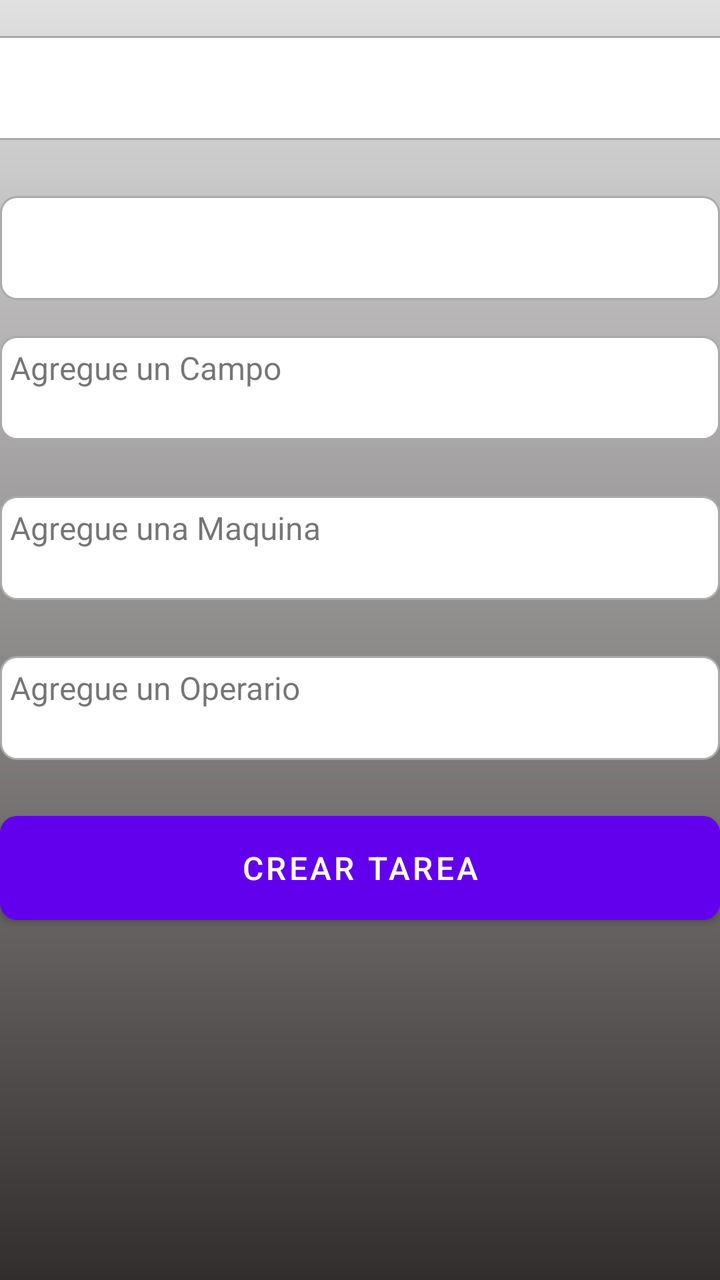
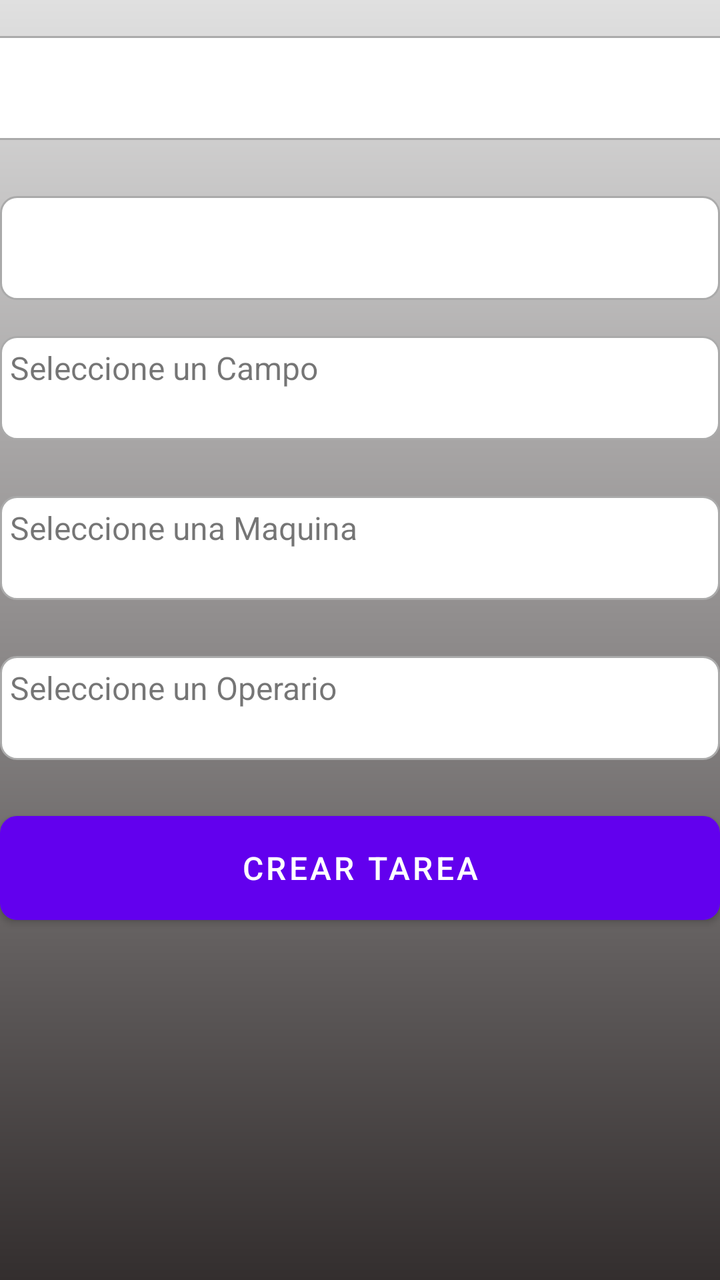

Before-and-after screenshots of an Android layout around one commit, followed by the original layout XML and the change that was made.
<!-- AndroidManifest.xml: application theme Theme.AgroTiliApp -->
<!-- res/layout/fragment_crear_tarea.xml -->
<?xml version="1.0" encoding="utf-8"?>
<FrameLayout xmlns:android="http://schemas.android.com/apk/res/android"
    xmlns:app="http://schemas.android.com/apk/res-auto"
    xmlns:tools="http://schemas.android.com/tools"
    android:layout_width="match_parent"
    android:layout_height="match_parent"
    tools:context=".ui.tareas.crearTarea.CrearTareaFragment">

    <androidx.constraintlayout.widget.ConstraintLayout
        android:layout_width="match_parent"
        android:layout_height="match_parent"
        android:background="@drawable/fondo"
        app:cardBackgroundColor="#88121449 "
        app:cardCornerRadius="15dp"
        app:cardElevation="10dp"
        app:contentPadding="10dp">

        <Spinner
            android:id="@+id/spinner"
            android:layout_width="409dp"
            android:layout_height="52dp"
            android:layout_marginTop="18dp"
            android:background="@drawable/editext_borde"
            android:padding="5dp"
            android:textSize="16sp"
            app:layout_constraintEnd_toEndOf="parent"
            app:layout_constraintStart_toStartOf="parent"
            app:layout_constraintTop_toTopOf="parent" />

        <TextView
            android:id="@+id/tvCampoCrearTarea"
            android:layout_width="match_parent"
            android:layout_height="52dp"
            android:layout_marginTop="18dp"
            android:background="@drawable/editext_borde"
            android:padding="5dp"
            android:text="Agregue un Campo"
            android:textSize="16sp"
            app:layout_constraintEnd_toEndOf="parent"
            app:layout_constraintHorizontal_bias="0.0"
            app:layout_constraintStart_toStartOf="parent"
            app:layout_constraintTop_toBottomOf="@+id/tvTareaCrearTarea" />

        <TextView
            android:id="@+id/tvMaquinaCrearTarea"
            android:layout_width="match_parent"
            android:layout_height="52dp"
            android:layout_marginTop="28dp"
            android:background="@drawable/editext_borde"
            android:padding="5dp"
            android:text="Agregue una Maquina"
            android:textSize="16sp"
            app:layout_constraintEnd_toEndOf="parent"
            app:layout_constraintHorizontal_bias="0.0"
            app:layout_constraintStart_toStartOf="parent"
            app:layout_constraintTop_toBottomOf="@+id/tvCampoCrearTarea" />

        <TextView
            android:id="@+id/tvEmpleadoCrearTarea"
            android:layout_width="match_parent"
            android:layout_height="52dp"
            android:layout_marginTop="28dp"
            android:background="@drawable/editext_borde"
            android:padding="5dp"
            android:text="Agregue un Operario"
            android:textSize="16sp"
            app:layout_constraintEnd_toEndOf="parent"
            app:layout_constraintHorizontal_bias="0.0"
            app:layout_constraintStart_toStartOf="parent"
            app:layout_constraintTop_toBottomOf="@+id/tvMaquinaCrearTarea" />

        <Button
            android:id="@+id/button"
            android:layout_width="match_parent"
            android:layout_height="52dp"
            android:layout_marginTop="28dp"
            android:background="@drawable/editext_borde"
            android:padding="5dp"
            android:text="Crear tarea"
            android:textSize="16sp"
            app:layout_constraintEnd_toEndOf="parent"
            app:layout_constraintHorizontal_bias="1.0"
            app:layout_constraintStart_toStartOf="parent"
            app:layout_constraintTop_toBottomOf="@+id/tvEmpleadoCrearTarea" />

        <TextView
            android:id="@+id/tvTareaCrearTarea"
            android:layout_width="match_parent"
            android:layout_height="52dp"
            android:layout_marginTop="28dp"
            android:background="@drawable/editext_borde"
            android:padding="5dp"
            android:textSize="16sp"
            app:layout_constraintEnd_toEndOf="parent"
            app:layout_constraintStart_toStartOf="parent"
            app:layout_constraintTop_toBottomOf="@+id/spinner" />
    </androidx.constraintlayout.widget.ConstraintLayout>
</FrameLayout>
<!-- resources referenced by this layout -->
<resources>
  <!-- drawable editext_borde (drawable) -->
  <?xml version="1.0" encoding="utf-8"?>
  <shape xmlns:android="http://schemas.android.com/apk/res/android"
      android:shape="rectangle">
  
      <solid android:color="@android:color/white" />
      <stroke
          android:width="1dp"
          android:color="@android:color/darker_gray" />
      <corners android:radius="8dp" />
  
  </shape>
  <!-- drawable fondo (drawable) -->
  <?xml version="1.0" encoding="utf-8"?>
  <shape xmlns:android="http://schemas.android.com/apk/res/android"
      android:shape="rectangle">
  
      <gradient
          android:type="linear"
          android:angle="270"
          android:startColor="#E0E0E0"
          android:centerColor="#8E8B8B"
          android:endColor="#332E2E"
          android:dither="true" />
  </shape>
  <style name="Theme.AgroTiliApp" parent="Theme.MaterialComponents.DayNight.DarkActionBar">
          
          <item name="colorPrimary">@color/purple_500</item>
          <item name="colorPrimaryVariant">@color/purple_700</item>
          <item name="colorOnPrimary">@color/white</item>
          
          <item name="colorSecondary">@color/teal_200</item>
          <item name="colorSecondaryVariant">@color/teal_700</item>
          <item name="colorOnSecondary">@color/black</item>
          
          <item name="android:statusBarColor">?attr/colorPrimaryVariant</item>
          
      </style>
  <color name="purple_500">#FF6200EE</color>
  <color name="purple_700">#FF3700B3</color>
  <color name="white">#FFFFFFFF</color>
  <color name="teal_200">#FF03DAC5</color>
  <color name="teal_700">#FF018786</color>
  <color name="black">#FF000000</color>
</resources>

<!-- the commit's change to res/layout/fragment_crear_tarea.xml (unified diff, before → after) -->
@@ -34,7 +34,7 @@
             android:layout_marginTop="18dp"
             android:background="@drawable/editext_borde"
             android:padding="5dp"
-            android:text="Agregue un Campo"
+            android:text="@string/seleccione_un_campo"
             android:textSize="16sp"
             app:layout_constraintEnd_toEndOf="parent"
             app:layout_constraintHorizontal_bias="0.0"
@@ -48,7 +48,7 @@
             android:layout_marginTop="28dp"
             android:background="@drawable/editext_borde"
             android:padding="5dp"
-            android:text="Agregue una Maquina"
+            android:text="@string/seleccione_una_maquina"
             android:textSize="16sp"
             app:layout_constraintEnd_toEndOf="parent"
             app:layout_constraintHorizontal_bias="0.0"
@@ -62,7 +62,7 @@
             android:layout_marginTop="28dp"
             android:background="@drawable/editext_borde"
             android:padding="5dp"
-            android:text="Agregue un Operario"
+            android:text="@string/seleccione_un_operario"
             android:textSize="16sp"
             app:layout_constraintEnd_toEndOf="parent"
             app:layout_constraintHorizontal_bias="0.0"
<!-- resource entries referenced after the edit -->
@@ -25,6 +25,9 @@
           android:endColor="#332E2E"
           android:dither="true" />
   </shape>
+  <string name="seleccione_un_campo">Seleccione un Campo</string>
+  <string name="seleccione_un_operario">Seleccione un Operario</string>
+  <string name="seleccione_una_maquina">Seleccione una Maquina</string>
   <style name="Theme.AgroTiliApp" parent="Theme.MaterialComponents.DayNight.DarkActionBar">
           
           <item name="colorPrimary">@color/purple_500</item>
